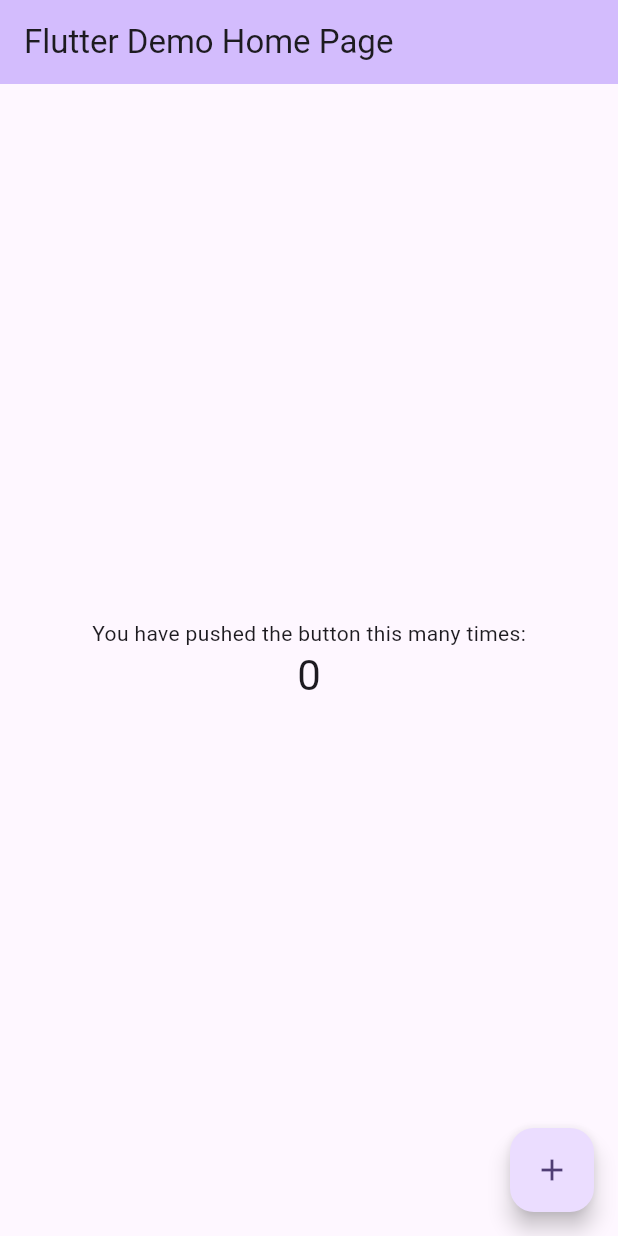
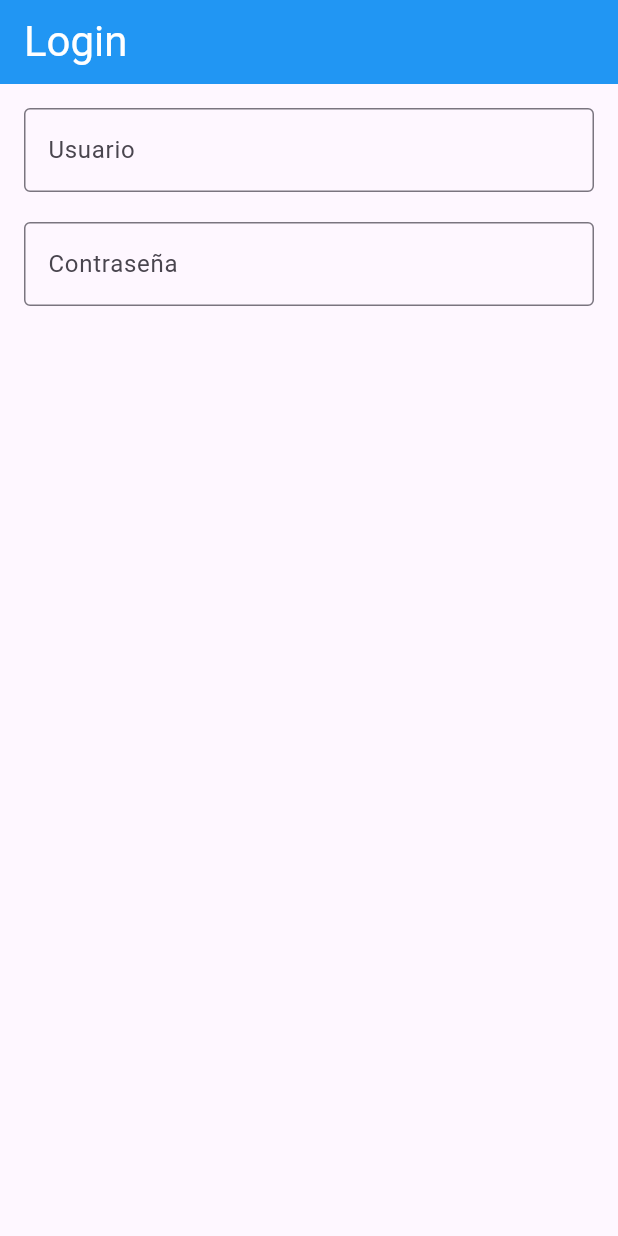
Before and after one commit to AngelHerreraC/optativa-2-flutter-Herrera-Contreras, a Flutter app: the screen it shows after launch, on a phone screen of 412 x 824 dp. Run offline on Flutter 3.47's test engine with Material 3 defaults, Android fonts, the phone set to English and light mode, and no system bars.

Commit message:
Routes base & login screen

```diff
--- a/flutter_examen_herrera_contreras/lib/main.dart
+++ b/flutter_examen_herrera_contreras/lib/main.dart
@@ -1,4 +1,6 @@
 import 'package:flutter/material.dart';
+import 'package:flutter_examen_herrera_contreras/router/router.dart';
+import 'package:flutter_examen_herrera_contreras/router/routes.dart';
 
 void main() {
   runApp(const MyApp());
@@ -11,115 +13,13 @@
   @override
   Widget build(BuildContext context) {
     return MaterialApp(
-      title: 'Flutter Demo',
+      title: 'Examen Flutter 2 Angel Herrera',
       theme: ThemeData(
-        // This is the theme of your application.
-        //
-        // TRY THIS: Try running your application with "flutter run". You'll see
-        // the application has a purple toolbar. Then, without quitting the app,
-        // try changing the seedColor in the colorScheme below to Colors.green
-        // and then invoke "hot reload" (save your changes or press the "hot
-        // reload" button in a Flutter-supported IDE, or press "r" if you used
-        // the command line to start the app).
-        //
-        // Notice that the counter didn't reset back to zero; the application
-        // state is not lost during the reload. To reset the state, use hot
-        // restart instead.
-        //
-        // This works for code too, not just values: Most code changes can be
-        // tested with just a hot reload.
         colorScheme: ColorScheme.fromSeed(seedColor: Colors.deepPurple),
         useMaterial3: true,
       ),
-      home: const MyHomePage(title: 'Flutter Demo Home Page'),
+      initialRoute: RouterS.login,
+      routes: Routes.Screens,
     );
   }
 }
-
-class MyHomePage extends StatefulWidget {
-  const MyHomePage({super.key, required this.title});
-
-  // This widget is the home page of your application. It is stateful, meaning
-  // that it has a State object (defined below) that contains fields that affect
-  // how it looks.
-
-  // This class is the configuration for the state. It holds the values (in this
-  // case the title) provided by the parent (in this case the App widget) and
-  // used by the build method of the State. Fields in a Widget subclass are
-  // always marked "final".
-
-  final String title;
-
-  @override
-  State<MyHomePage> createState() => _MyHomePageState();
-}
-
-class _MyHomePageState extends State<MyHomePage> {
-  int _counter = 0;
-
-  void _incrementCounter() {
-    setState(() {
-      // This call to setState tells the Flutter framework that something has
-      // changed in this State, which causes it to rerun the build method below
-      // so that the display can reflect the updated values. If we changed
-      // _counter without calling setState(), then the build method would not be
-      // called again, and so nothing would appear to happen.
-      _counter++;
-    });
-  }
-
-  @override
-  Widget build(BuildContext context) {
-    // This method is rerun every time setState is called, for instance as done
-    // by the _incrementCounter method above.
-    //
-    // The Flutter framework has been optimized to make rerunning build methods
-    // fast, so that you can just rebuild anything that needs updating rather
-    // than having to individually change instances of widgets.
-    return Scaffold(
-      appBar: AppBar(
-        // TRY THIS: Try changing the color here to a specific color (to
-        // Colors.amber, perhaps?) and trigger a hot reload to see the AppBar
-        // change color while the other colors stay the same.
-        backgroundColor: Theme.of(context).colorScheme.inversePrimary,
-        // Here we take the value from the MyHomePage object that was created by
-        // the App.build method, and use it to set our appbar title.
-        title: Text(widget.title),
-      ),
-      body: Center(
-        // Center is a layout widget. It takes a single child and positions it
-        // in the middle of the parent.
-        child: Column(
-          // Column is also a layout widget. It takes a list of children and
-          // arranges them vertically. By default, it sizes itself to fit its
-          // children horizontally, and tries to be as tall as its parent.
-          //
-          // Column has various properties to control how it sizes itself and
-          // how it positions its children. Here we use mainAxisAlignment to
-          // center the children vertically; the main axis here is the vertical
-          // axis because Columns are vertical (the cross axis would be
-          // horizontal).
-          //
-          // TRY THIS: Invoke "debug painting" (choose the "Toggle Debug Paint"
-          // action in the IDE, or press "p" in the console), to see the
-          // wireframe for each widget.
-          mainAxisAlignment: MainAxisAlignment.center,
-          children: <Widget>[
-            const Text(
-              'You have pushed the button this many times:',
-            ),
-            Text(
-              '$_counter',
-              style: Theme.of(context).textTheme.headlineMedium,
-            ),
-          ],
-        ),
-      ),
-      floatingActionButton: FloatingActionButton(
-        onPressed: _incrementCounter,
-        tooltip: 'Increment',
-        child: const Icon(Icons.add),
-      ), // This trailing comma makes auto-formatting nicer for build methods.
-    );
-  }
-}
--- /dev/null
+++ b/flutter_examen_herrera_contreras/lib/modules/login/useCase/loginusecase.dart
@@ -0,0 +1,17 @@
+import 'package:flutter_examen_herrera_contreras/infrastructure/app/usecase/usecase.dart';
+import 'package:flutter_examen_herrera_contreras/modules/login/domain/dto/usercredentials.dart';
+import 'package:flutter_examen_herrera_contreras/modules/login/domain/dto/usertokenresponse.dart';
+import 'package:flutter_examen_herrera_contreras/modules/login/domain/repository/loginrepository.dart';
+
+class loginUseCase implements UseCase<dynamic, userCredentials>{
+  @override
+  Future<dynamic> call(userCredentials params) async {
+    final userCredentials credentials = userCredentials(username: params.username, password: params.password);
+    final userTokenResponse response = await loginRepository().execute(credentials);
+
+    //guardar token en localstorage
+
+    return response;
+  }
+
+}
--- a/flutter_examen_herrera_contreras/lib/router/router.dart
+++ b/flutter_examen_herrera_contreras/lib/router/router.dart
@@ -1,4 +1,4 @@
-class Router {
+class RouterS {
   static const login = "login";
 
   static const categories = "categories";
--- a/flutter_examen_herrera_contreras/lib/router/routes.dart
+++ b/flutter_examen_herrera_contreras/lib/router/routes.dart
@@ -1,8 +1,9 @@
 import 'package:flutter/material.dart';
+import 'package:flutter_examen_herrera_contreras/screens/login/loginscreen.dart';
 import 'router.dart';
 
 class Routes {
   static final Map<String, Widget Function(BuildContext)> Screens = {
-
+    RouterS.login: (context) => const LoginScreen(),
   };
 }
--- /dev/null
+++ b/flutter_examen_herrera_contreras/lib/screens/login/children/loginchildren.dart
@@ -0,0 +1,23 @@
+import 'package:flutter/material.dart';
+import 'package:flutter_examen_herrera_contreras/widgets/mytextfield.dart';
+
+class loginChildren extends StatelessWidget{
+  Future<void> _clearCart() async {
+    //clearcart
+  }
+
+  @override
+  Widget build(BuildContext context) {
+    final TextEditingController usernameController = TextEditingController();
+    final TextEditingController passwordController = TextEditingController();
+
+    return Column(
+      children: [
+        customTextfield(placeholderText: "Usuario", controller: usernameController),
+        const Padding(padding: EdgeInsets.all(10)),
+        customTextfield(placeholderText: "Contraseña", controller: passwordController),
+        //button
+      ],
+    );
+  }
+}
--- /dev/null
+++ b/flutter_examen_herrera_contreras/lib/screens/login/loginscreen.dart
@@ -0,0 +1,21 @@
+import 'package:flutter/material.dart';
+import 'package:flutter_examen_herrera_contreras/screens/login/children/loginchildren.dart';
+import 'package:flutter_examen_herrera_contreras/widgets/myappbar.dart';
+
+
+class LoginScreen extends StatelessWidget {
+  const LoginScreen({super.key});
+
+  @override
+  Widget build(BuildContext context) {
+    return Scaffold(
+      appBar: const customAppBar(title: "Login"),
+      body: Padding(
+        padding: const EdgeInsets.all(16.0),
+        child: Column(
+          children: [loginChildren()],
+        ),
+      ),
+    );
+  }
+}
--- /dev/null
+++ b/flutter_examen_herrera_contreras/lib/widgets/myappbar.dart
@@ -0,0 +1,21 @@
+import 'package:flutter/material.dart';
+
+class customAppBar extends StatelessWidget implements PreferredSizeWidget{
+  final String title;
+
+  const customAppBar({super.key, required this.title});
+
+  @override
+  Widget build(BuildContext context) {
+    return AppBar(
+      backgroundColor: Colors.blue,
+      title: Text(
+        title,
+        style: const TextStyle(fontSize: 28, color: Colors.white),
+      ),
+    );
+  }
+
+  @override
+  Size get preferredSize => const Size.fromHeight(kToolbarHeight);
+}
--- /dev/null
+++ b/flutter_examen_herrera_contreras/lib/widgets/mytextfield.dart
@@ -0,0 +1,19 @@
+import 'package:flutter/material.dart';
+
+class customTextfield extends StatelessWidget {
+  final String placeholderText;
+  final TextEditingController controller;
+
+  const customTextfield({super.key, required this.placeholderText, required this.controller});
+
+  @override
+  Widget build(BuildContext context) {
+    return TextField(
+      controller: controller,
+      decoration: InputDecoration(
+        border: const OutlineInputBorder(),
+        labelText: placeholderText
+      ),
+    );
+  }
+}
```
